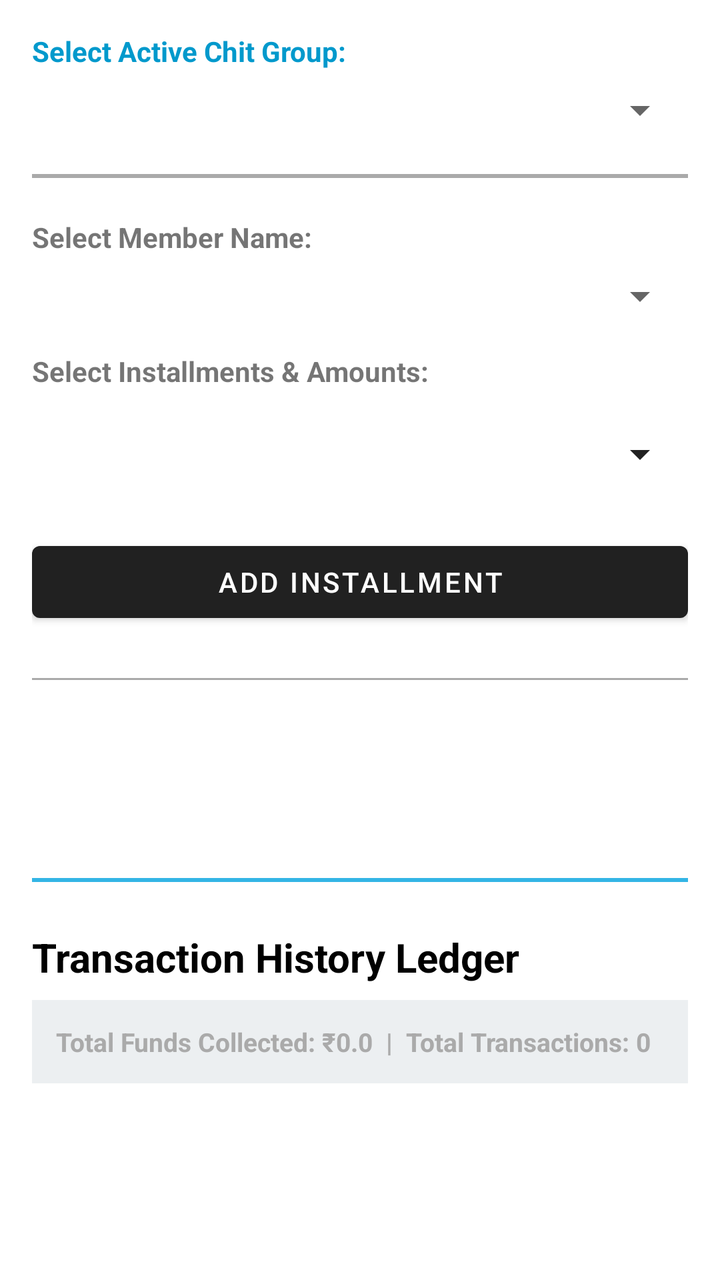
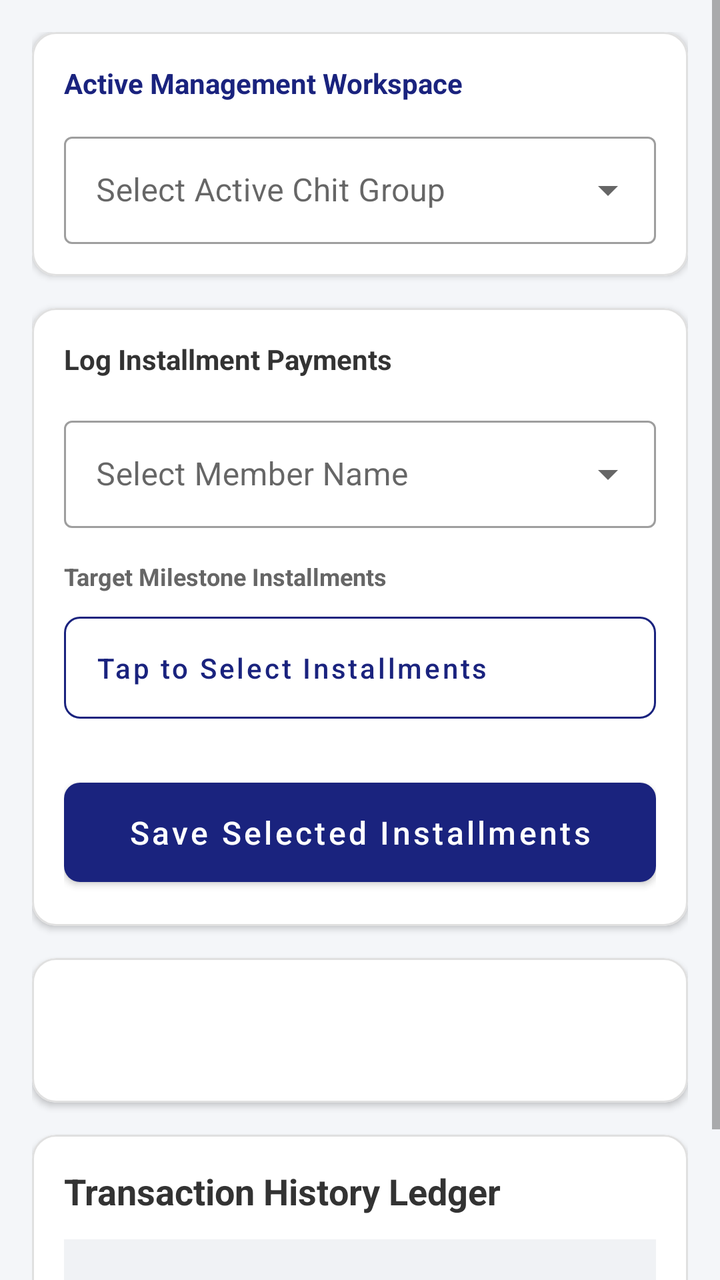

The first picture is an Android layout as it rendered before a commit; the second is the same layout after the commit. The layout source and the unified diff follow.
<!-- AndroidManifest.xml: application theme Theme.MaterialComponents.Light.DarkActionBar -->
<!-- res/layout/activity_main.xml -->
<?xml version="1.0" encoding="utf-8"?>
<ScrollView xmlns:android="http://schemas.android.com/apk/res/android"
    android:layout_width="match_parent"
    android:layout_height="match_parent"
    android:padding="16dp">

    <LinearLayout
        android:layout_width="match_parent"
        android:layout_height="wrap_content"
        android:orientation="vertical">

        <TextView
            android:layout_width="wrap_content"
            android:layout_height="wrap_content"
            android:text="Select Active Chit Group:"
            android:textStyle="bold"
            android:textColor="@android:color/holo_blue_dark" />
            
        <Spinner
            android:id="@+id/spChitSelector"
            android:layout_width="match_parent"
            android:layout_height="wrap_content"
            android:layout_marginTop="8dp"
            android:layout_marginBottom="20dp" />

        <View
            android:layout_width="match_parent"
            android:layout_height="2dp"
            android:background="@android:color/darker_gray"
            android:layout_marginBottom="20dp"/>

        <LinearLayout
            android:id="@+id/llFormContainer"
            android:layout_width="match_parent"
            android:layout_height="wrap_content"
            android:orientation="vertical">

            <TextView
                android:layout_width="wrap_content"
                android:layout_height="wrap_content"
                android:text="Select Member Name:"
                android:textStyle="bold" />
                
            <Spinner
                android:id="@+id/spMembers"
                android:layout_width="match_parent"
                android:layout_height="wrap_content"
                android:layout_marginTop="8dp"
                android:layout_marginBottom="16dp"/>

            <TextView
                android:layout_width="wrap_content"
                android:layout_height="wrap_content"
                android:text="Select Installments &amp; Amounts:"
                android:textStyle="bold" />
                
            <Button
                android:id="@+id/btnSelectInstallments"
                android:layout_width="match_parent"
                android:layout_height="wrap_content"
                android:layout_marginTop="8dp"
                android:layout_marginBottom="16dp"
                android:text="Tap to Select Installments"
                style="?android:attr/spinnerStyle"
                android:gravity="start|center_vertical"
                android:paddingStart="12dp"
                android:textAllCaps="false" />

            <Button
                android:id="@+id/btnAddInstallment"
                android:layout_width="match_parent"
                android:layout_height="wrap_content"
                android:text="Add Installment"
                android:layout_marginBottom="24dp"/>

            <View
                android:layout_width="match_parent"
                android:layout_height="1dp"
                android:background="@android:color/darker_gray"
                android:layout_marginBottom="24dp"/>
        </LinearLayout>

        <TextView
            android:id="@+id/tvFundTitle"
            android:layout_width="match_parent"
            android:layout_height="wrap_content"
            android:textSize="20sp"
            android:textStyle="bold"
            android:layout_marginBottom="16dp" />

        <HorizontalScrollView
            android:layout_width="match_parent"
            android:layout_height="wrap_content"
            android:layout_marginBottom="32dp">

            <TableLayout
                android:id="@+id/tlFundTable"
                android:layout_width="wrap_content"
                android:layout_height="wrap_content"
                android:stretchColumns="*" />
        </HorizontalScrollView>

        <View
            android:layout_width="match_parent"
            android:layout_height="2dp"
            android:background="@android:color/holo_blue_light"
            android:layout_marginBottom="24dp"/>

        <TextView
            android:layout_width="wrap_content"
            android:layout_height="wrap_content"
            android:text="Transaction History Ledger"
            android:textSize="20sp"
            android:textStyle="bold"
            android:textColor="@android:color/black"
            android:layout_marginBottom="8dp"/>

        <TextView
            android:id="@+id/tvHistorySummary"
            android:layout_width="match_parent"
            android:layout_height="wrap_content"
            android:background="#ECEFF1"
            android:padding="12dp"
            android:text="Total Funds Collected: ₹0.0  |  Total Transactions: 0"
            android:textColor="@android:color/darker_gray"
            android:textStyle="bold"
            android:textSize="13sp"
            android:layout_marginBottom="16dp"/>

        <HorizontalScrollView
            android:layout_width="match_parent"
            android:layout_height="wrap_content">

            <TableLayout
                android:id="@+id/tlHistoryTable"
                android:layout_width="wrap_content"
                android:layout_height="wrap_content"
                android:stretchColumns="*" />
        </HorizontalScrollView>

    </LinearLayout>
</ScrollView>
<!-- resources referenced by this layout -->
<resources>

</resources>

<!-- the commit's change to res/layout/activity_main.xml (unified diff, before → after) -->
@@ -1,142 +1,219 @@
 <?xml version="1.0" encoding="utf-8"?>
 <ScrollView xmlns:android="http://schemas.android.com/apk/res/android"
+    xmlns:app="http://schemas.android.com/apk/res-auto"
     android:layout_width="match_parent"
     android:layout_height="match_parent"
-    android:padding="16dp">
+    android:background="#F4F6F9"
+    android:fillViewport="true">
 
     <LinearLayout
         android:layout_width="match_parent"
         android:layout_height="wrap_content"
-        android:orientation="vertical">
-
-        <TextView
-            android:layout_width="wrap_content"
-            android:layout_height="wrap_content"
-            android:text="Select Active Chit Group:"
-            android:textStyle="bold"
-            android:textColor="@android:color/holo_blue_dark" />
-            
-        <Spinner
-            android:id="@+id/spChitSelector"
-            android:layout_width="match_parent"
-            android:layout_height="wrap_content"
-            android:layout_marginTop="8dp"
-            android:layout_marginBottom="20dp" />
-
-        <View
-            android:layout_width="match_parent"
-            android:layout_height="2dp"
-            android:background="@android:color/darker_gray"
-            android:layout_marginBottom="20dp"/>
-
-        <LinearLayout
+        android:orientation="vertical"
+        android:padding="16dp">
+
+        <com.google.android.material.card.MaterialCardView
+            android:layout_width="match_parent"
+            android:layout_height="wrap_content"
+            android:layout_marginBottom="16dp"
+            app:cardCornerRadius="12dp"
+            app:cardElevation="2dp"
+            app:strokeColor="#E0E0E0"
+            app:strokeWidth="1dp">
+
+            <LinearLayout
+                android:layout_width="match_parent"
+                android:layout_height="wrap_content"
+                android:orientation="vertical"
+                android:padding="16dp">
+
+                <TextView
+                    android:layout_width="wrap_content"
+                    android:layout_height="wrap_content"
+                    android:text="Active Management Workspace"
+                    android:textColor="#1A237E"
+                    android:textSize="14sp"
+                    android:textStyle="bold"
+                    android:layout_marginBottom="12dp" />
+
+                <com.google.android.material.textfield.TextInputLayout
+                    style="@style/Widget.MaterialComponents.TextInputLayout.OutlinedBox.ExposedDropdownMenu"
+                    android:layout_width="match_parent"
+                    android:layout_height="wrap_content"
+                    android:hint="Select Active Chit Group">
+
+                    <AutoCompleteTextView
+                        android:id="@+id/spChitSelector"
+                        android:layout_width="match_parent"
+                        android:layout_height="wrap_content"
+                        android:inputType="none"
+                        android:padding="16dp"
+                        android:textSize="16sp" />
+                </com.google.android.material.textfield.TextInputLayout>
+            </LinearLayout>
+        </com.google.android.material.card.MaterialCardView>
+
+        <com.google.android.material.card.MaterialCardView
             android:id="@+id/llFormContainer"
             android:layout_width="match_parent"
             android:layout_height="wrap_content"
-            android:orientation="vertical">
-
-            <TextView
-                android:layout_width="wrap_content"
-                android:layout_height="wrap_content"
-                android:text="Select Member Name:"
-                android:textStyle="bold" />
-                
-            <Spinner
-                android:id="@+id/spMembers"
-                android:layout_width="match_parent"
-                android:layout_height="wrap_content"
-                android:layout_marginTop="8dp"
-                android:layout_marginBottom="16dp"/>
-
-            <TextView
-                android:layout_width="wrap_content"
-                android:layout_height="wrap_content"
-                android:text="Select Installments &amp; Amounts:"
-                android:textStyle="bold" />
-                
-            <Button
-                android:id="@+id/btnSelectInstallments"
-                android:layout_width="match_parent"
-                android:layout_height="wrap_content"
-                android:layout_marginTop="8dp"
-                android:layout_marginBottom="16dp"
-                android:text="Tap to Select Installments"
-                style="?android:attr/spinnerStyle"
-                android:gravity="start|center_vertical"
-                android:paddingStart="12dp"
-                android:textAllCaps="false" />
-
-            <Button
-                android:id="@+id/btnAddInstallment"
-                android:layout_width="match_parent"
-                android:layout_height="wrap_content"
-                android:text="Add Installment"
-                android:layout_marginBottom="24dp"/>
-
-            <View
-                android:layout_width="match_parent"
-                android:layout_height="1dp"
-                android:background="@android:color/darker_gray"
-                android:layout_marginBottom="24dp"/>
-        </LinearLayout>
-
-        <TextView
-            android:id="@+id/tvFundTitle"
-            android:layout_width="match_parent"
-            android:layout_height="wrap_content"
-            android:textSize="20sp"
-            android:textStyle="bold"
-            android:layout_marginBottom="16dp" />
-
-        <HorizontalScrollView
-            android:layout_width="match_parent"
-            android:layout_height="wrap_content"
-            android:layout_marginBottom="32dp">
-
-            <TableLayout
-                android:id="@+id/tlFundTable"
-                android:layout_width="wrap_content"
-                android:layout_height="wrap_content"
-                android:stretchColumns="*" />
-        </HorizontalScrollView>
-
-        <View
-            android:layout_width="match_parent"
-            android:layout_height="2dp"
-            android:background="@android:color/holo_blue_light"
-            android:layout_marginBottom="24dp"/>
-
-        <TextView
-            android:layout_width="wrap_content"
-            android:layout_height="wrap_content"
-            android:text="Transaction History Ledger"
-            android:textSize="20sp"
-            android:textStyle="bold"
-            android:textColor="@android:color/black"
-            android:layout_marginBottom="8dp"/>
-
-        <TextView
-            android:id="@+id/tvHistorySummary"
-            android:layout_width="match_parent"
-            android:layout_height="wrap_content"
-            android:background="#ECEFF1"
-            android:padding="12dp"
-            android:text="Total Funds Collected: ₹0.0  |  Total Transactions: 0"
-            android:textColor="@android:color/darker_gray"
-            android:textStyle="bold"
-            android:textSize="13sp"
-            android:layout_marginBottom="16dp"/>
-
-        <HorizontalScrollView
-            android:layout_width="match_parent"
-            android:layout_height="wrap_content">
-
-            <TableLayout
-                android:id="@+id/tlHistoryTable"
-                android:layout_width="wrap_content"
-                android:layout_height="wrap_content"
-                android:stretchColumns="*" />
-        </HorizontalScrollView>
+            android:layout_marginBottom="16dp"
+            app:cardCornerRadius="12dp"
+            app:cardElevation="2dp"
+            app:strokeColor="#E0E0E0"
+            app:strokeWidth="1dp">
+
+            <LinearLayout
+                android:layout_width="match_parent"
+                android:layout_height="wrap_content"
+                android:orientation="vertical"
+                android:padding="16dp">
+
+                <TextView
+                    android:layout_width="wrap_content"
+                    android:layout_height="wrap_content"
+                    android:text="Log Installment Payments"
+                    android:textColor="#333333"
+                    android:textSize="14sp"
+                    android:textStyle="bold"
+                    android:layout_marginBottom="16dp" />
+
+                <com.google.android.material.textfield.TextInputLayout
+                    style="@style/Widget.MaterialComponents.TextInputLayout.OutlinedBox.ExposedDropdownMenu"
+                    android:layout_width="match_parent"
+                    android:layout_height="wrap_content"
+                    android:layout_marginBottom="16dp"
+                    android:hint="Select Member Name">
+
+                    <AutoCompleteTextView
+                        android:id="@+id/spMembers"
+                        android:layout_width="match_parent"
+                        android:layout_height="wrap_content"
+                        android:inputType="none"
+                        android:padding="16dp" />
+                </com.google.android.material.textfield.TextInputLayout>
+
+                <TextView
+                    android:layout_width="wrap_content"
+                    android:layout_height="wrap_content"
+                    android:text="Target Milestone Installments"
+                    android:textColor="#666666"
+                    android:textSize="12sp"
+                    android:textStyle="bold"
+                    android:layout_marginBottom="6dp" />
+
+                <com.google.android.material.button.MaterialButton
+                    android:id="@+id/btnSelectInstallments"
+                    style="@style/Widget.MaterialComponents.Button.OutlinedButton"
+                    android:layout_width="match_parent"
+                    android:layout_height="wrap_content"
+                    android:layout_marginBottom="20dp"
+                    android:text="Tap to Select Installments"
+                    android:textColor="#1A237E"
+                    android:gravity="start|center_vertical"
+                    android:padding="16dp"
+                    android:textAllCaps="false"
+                    app:strokeColor="#1A237E"
+                    app:strokeWidth="1dp"
+                    app:cornerRadius="8dp" />
+
+                <com.google.android.material.button.MaterialButton
+                    android:id="@+id/btnAddInstallment"
+                    android:layout_width="match_parent"
+                    android:layout_height="wrap_content"
+                    android:text="Save Selected Installments"
+                    android:textAllCaps="false"
+                    android:textSize="16sp"
+                    android:padding="14dp"
+                    app:backgroundTint="#1A237E"
+                    app:cornerRadius="8dp" />
+            </LinearLayout>
+        </com.google.android.material.card.MaterialCardView>
+
+        <com.google.android.material.card.MaterialCardView
+            android:layout_width="match_parent"
+            android:layout_height="wrap_content"
+            android:layout_marginBottom="16dp"
+            app:cardCornerRadius="12dp"
+            app:cardElevation="2dp"
+            app:strokeColor="#E0E0E0"
+            app:strokeWidth="1dp">
+
+            <LinearLayout
+                android:layout_width="match_parent"
+                android:layout_height="wrap_content"
+                android:orientation="vertical"
+                android:padding="16dp">
+
+                <TextView
+                    android:id="@+id/tvFundTitle"
+                    android:layout_width="match_parent"
+                    android:layout_height="wrap_content"
+                    android:textSize="18sp"
+                    android:textStyle="bold"
+                    android:textColor="#1A237E"
+                    android:layout_marginBottom="16dp" />
+
+                <HorizontalScrollView
+                    android:layout_width="match_parent"
+                    android:layout_height="wrap_content">
+
+                    <TableLayout
+                        android:id="@+id/tlFundTable"
+                        android:layout_width="wrap_content"
+                        android:layout_height="wrap_content"
+                        android:stretchColumns="*" />
+                </HorizontalScrollView>
+            </LinearLayout>
+        </com.google.android.material.card.MaterialCardView>
+
+        <com.google.android.material.card.MaterialCardView
+            android:layout_width="match_parent"
+            android:layout_height="wrap_content"
+            android:layout_marginBottom="16dp"
+            app:cardCornerRadius="12dp"
+            app:cardElevation="2dp"
+            app:strokeColor="#E0E0E0"
+            app:strokeWidth="1dp">
+
+            <LinearLayout
+                android:layout_width="match_parent"
+                android:layout_height="wrap_content"
+                android:orientation="vertical"
+                android:padding="16dp">
+
+                <TextView
+                    android:layout_width="wrap_content"
+                    android:layout_height="wrap_content"
+                    android:text="Transaction History Ledger"
+                    android:textSize="18sp"
+                    android:textStyle="bold"
+                    android:textColor="#333333"
+                    android:layout_marginBottom="12dp"/>
+
+                <TextView
+                    android:id="@+id/tvHistorySummary"
+                    android:layout_width="match_parent"
+                    android:layout_height="wrap_content"
+                    android:background="#F0F2F5"
+                    android:padding="12dp"
+                    android:textColor="#455A64"
+                    android:textStyle="bold"
+                    android:textSize="13sp"
+                    android:layout_marginBottom="16dp"/>
+
+                <HorizontalScrollView
+                    android:layout_width="match_parent"
+                    android:layout_height="wrap_content">
+
+                    <TableLayout
+                        android:id="@+id/tlHistoryTable"
+                        android:layout_width="wrap_content"
+                        android:layout_height="wrap_content"
+                        android:stretchColumns="*" />
+                </HorizontalScrollView>
+            </LinearLayout>
+        </com.google.android.material.card.MaterialCardView>
 
     </LinearLayout>
 </ScrollView>
